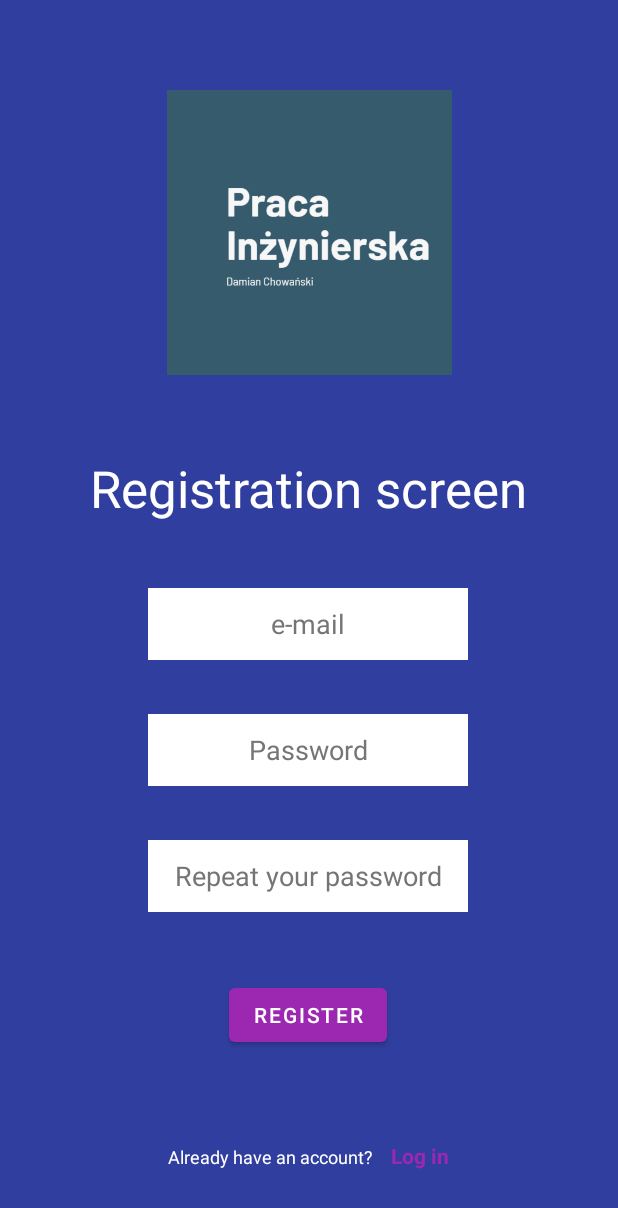
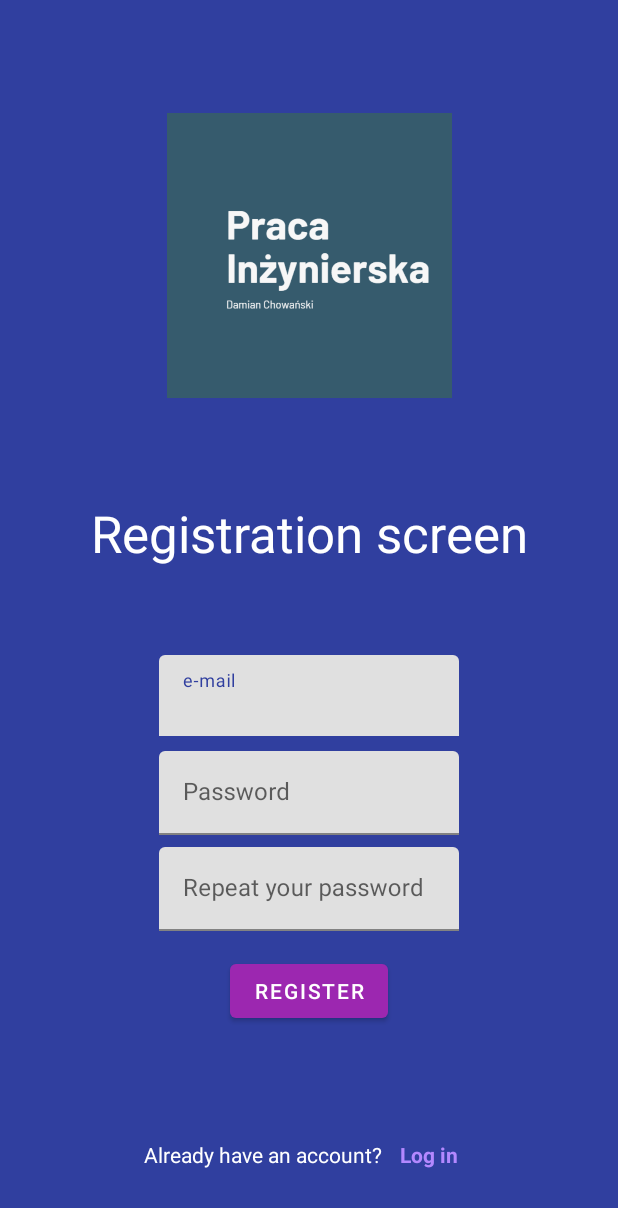
Before and after one commit to Damian-Chowanski/EngineeringThesis, an Android app: the RegistrationActivity screen opened directly, with no data from a screen before it, on a phone screen of 412 x 824 dp. Shown: the top 1208 px of the screen. Run offline under Robolectric (Android 15) with nearby library versions, the phone set to English and light mode, and no system bars; our stand-ins replace Firebase (no records; nobody signed in at launch, a user with empty details on screens opened directly).

Commit message:
RegistrationLayout updated

```diff
--- a/app/src/main/res/layout/activity_login.xml
+++ b/app/src/main/res/layout/activity_login.xml
@@ -14,7 +14,7 @@
         android:layout_marginTop="32dp"
         android:layout_marginBottom="24dp"
         android:contentDescription="@string/logo_description"
-        app:layout_constraintBottom_toTopOf="@+id/login_tittle"
+        app:layout_constraintBottom_toTopOf="@+id/ll_login"
         app:layout_constraintEnd_toEndOf="parent"
         app:layout_constraintStart_toStartOf="parent"
         app:layout_constraintTop_toTopOf="parent"
@@ -113,16 +113,16 @@
             android:layout_marginRight="12dp"
             android:text="@string/don_t_have_an_account"
             android:textColor="@color/white"
-            android:textSize="12dp" />
+            android:textSize="14sp" />
 
         <TextView
             android:id="@+id/registration_activity_text"
             android:layout_width="wrap_content"
-            android:layout_height="wrap_content"
+            android:layout_height="48dp"
             android:clickable="true"
             android:text="@string/register_text"
-            android:textColor="@color/secondary"
-            android:textSize="14dp"
+            android:textColor="#B388FF"
+            android:textSize="14sp"
             android:textStyle="bold" />
     </LinearLayout>
 
--- a/app/src/main/res/layout/activity_registration.xml
+++ b/app/src/main/res/layout/activity_registration.xml
@@ -30,86 +30,82 @@
         android:textAlignment="center"
         android:textColor="@color/white"
         android:textSize="34sp"
-        app:layout_constraintBottom_toTopOf="@+id/register_email"
+        app:layout_constraintBottom_toTopOf="@+id/ll_registration"
         app:layout_constraintEnd_toEndOf="parent"
-        app:layout_constraintHorizontal_bias="0.497"
         app:layout_constraintStart_toStartOf="parent"
-        app:layout_constraintTop_toBottomOf="@+id/logo_image"
-        app:layout_constraintVertical_bias="0.564" />
+        app:layout_constraintTop_toBottomOf="@+id/logo_image"/>
+
+    <LinearLayout
+        android:id="@+id/ll_registration"
+        android:layout_width="match_parent"
+        android:layout_height="wrap_content"
+        android:orientation="vertical"
+        app:layout_constraintBottom_toTopOf="@id/ll_login_line"
+        app:layout_constraintTop_toBottomOf="@id/registration_tittle">
+
+        <com.google.android.material.textfield.TextInputLayout
+            android:layout_width="200dp"
+            android:layout_height="wrap_content"
+            android:layout_gravity="center"
+            android:hint="@string/emailbox_hint">
 
             <EditText
                 android:id="@+id/register_email"
-        android:layout_width="wrap_content"
+                android:layout_width="match_parent"
                 android:layout_height="wrap_content"
                 android:layout_marginTop="8dp"
                 android:layout_marginBottom="8dp"
-        android:autofillHints=""
-        android:background="@color/white"
-        android:ems="10"
-        android:hint="@string/emailbox_hint"
                 android:inputType="textEmailAddress"
                 android:minHeight="48dp"
-        android:textAlignment="center"
-        android:textColor="@color/black"
-        android:textColorHint="#757575"
-        app:layout_constraintBottom_toTopOf="@+id/registration_password"
-        app:layout_constraintEnd_toEndOf="parent"
-        app:layout_constraintHorizontal_bias="0.497"
-        app:layout_constraintStart_toStartOf="parent"
-        app:layout_constraintTop_toBottomOf="@+id/registration_tittle" />
+                android:textColor="@color/black" />
+        </com.google.android.material.textfield.TextInputLayout>
+
+        <com.google.android.material.textfield.TextInputLayout
+            android:layout_width="200dp"
+            android:layout_height="wrap_content"
+            android:layout_gravity="center"
+            android:hint="@string/password_textbox_hint">
 
             <EditText
                 android:id="@+id/registration_password"
-        android:layout_width="wrap_content"
+                android:layout_width="match_parent"
                 android:layout_height="wrap_content"
+                android:layout_gravity="center"
                 android:layout_marginBottom="8dp"
-        android:autofillHints=""
-        android:background="@color/white"
-        android:ems="10"
-        android:hint="@string/password_textbox_hint"
+                android:inputType="textPassword"
+                android:minHeight="48dp" />
+        </com.google.android.material.textfield.TextInputLayout>
+
+        <com.google.android.material.textfield.TextInputLayout
+            android:layout_width="200dp"
+            android:layout_height="wrap_content"
+            android:layout_gravity="center"
+            android:hint="@string/repeat_password">
+
+            <EditText
+                android:id="@+id/repeat_password"
+                android:layout_width="match_parent"
+                android:layout_height="wrap_content"
+                android:layout_gravity="center"
+                android:layout_marginBottom="16dp"
                 android:inputType="textPassword"
                 android:minHeight="48dp"
                 android:textAlignment="center"
-        android:textColorHint="#757575"
-        app:layout_constraintBottom_toTopOf="@+id/repeat_password"
-        app:layout_constraintEnd_toEndOf="parent"
-        app:layout_constraintHorizontal_bias="0.497"
-        app:layout_constraintStart_toStartOf="parent"
-        app:layout_constraintTop_toBottomOf="@+id/register_email" />
-
-    <EditText
-        android:id="@+id/repeat_password"
-        android:layout_width="wrap_content"
-        android:layout_height="wrap_content"
-        android:layout_marginBottom="16dp"
-        android:background="@color/white"
-        android:ems="10"
-        android:hint="@string/repeat_password"
-        android:inputType="textPassword"
-        android:minHeight="48dp"
-        android:textAlignment="center"
-        android:textColorHint="#757575"
-        app:layout_constraintBottom_toTopOf="@+id/btn_register"
-        app:layout_constraintEnd_toEndOf="parent"
-        app:layout_constraintHorizontal_bias="0.497"
-        app:layout_constraintStart_toStartOf="parent"
-        app:layout_constraintTop_toBottomOf="@+id/registration_password" />
+                android:textColorHint="#757575" />
+        </com.google.android.material.textfield.TextInputLayout>
 
         <Button
             android:id="@+id/btn_register"
             android:layout_width="wrap_content"
             android:layout_height="wrap_content"
+            android:layout_gravity="center"
             android:layout_marginBottom="32dp"
             android:text="@string/register"
-        app:backgroundTint="@color/secondary"
-        app:layout_constraintBottom_toTopOf="@+id/login_line"
-        app:layout_constraintEnd_toEndOf="parent"
-        app:layout_constraintHorizontal_bias="0.498"
-        app:layout_constraintStart_toStartOf="parent"
-        app:layout_constraintTop_toBottomOf="@+id/repeat_password" />
+            app:backgroundTint="@color/secondary" />
+    </LinearLayout>
 
     <LinearLayout
-        android:id="@+id/login_line"
+        android:id="@+id/ll_login_line"
         android:layout_width="wrap_content"
         android:layout_height="wrap_content"
         android:layout_marginBottom="16dp"
@@ -126,17 +122,17 @@
             android:layout_marginRight="12dp"
             android:text="@string/already_have_an_account"
             android:textColor="@color/white"
-            android:textSize="12dp" />
+            android:textSize="14sp" />
 
         <TextView
             android:id="@+id/login_activity_text"
-            android:layout_width="wrap_content"
-            android:layout_height="wrap_content"
+            android:layout_width="48dp"
+            android:layout_height="48dp"
             android:clickable="true"
             android:text="@string/log_in_textView"
-            android:textColor="@color/secondary"
-            android:textSize="14dp"
-            android:textStyle="bold" />
+            android:textColor="#B388FF"
+            android:textSize="14sp"
+            android:textStyle="bold"/>
     </LinearLayout>
 
 </androidx.constraintlayout.widget.ConstraintLayout>
```
Lines whose indentation alone changed are shown as unchanged.
